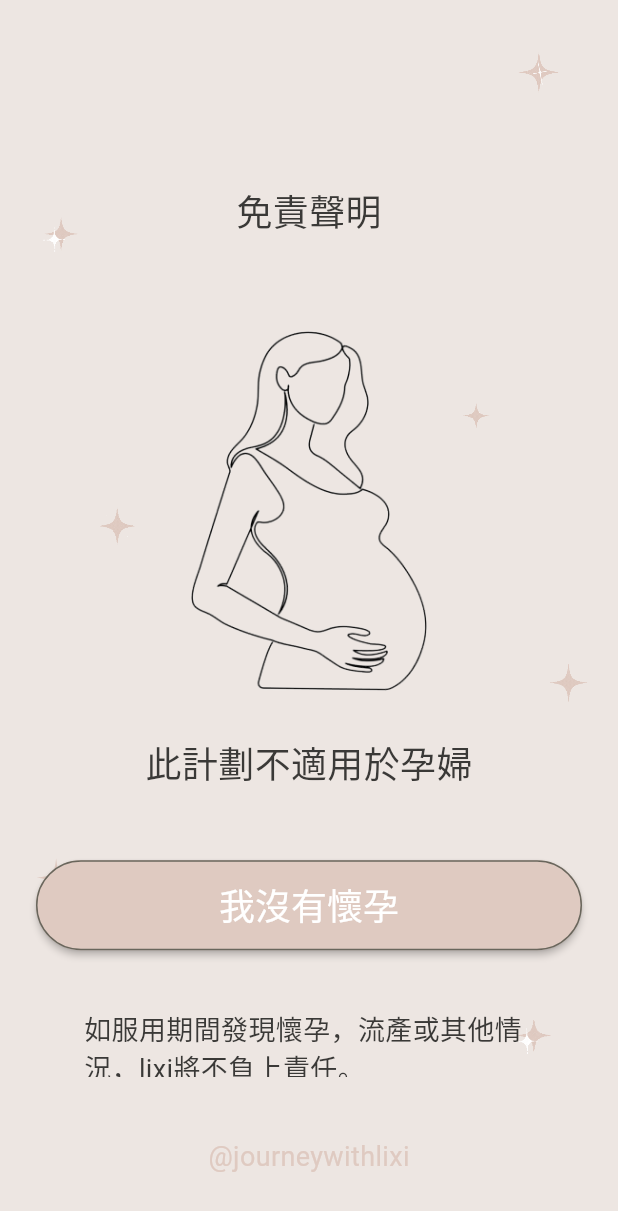
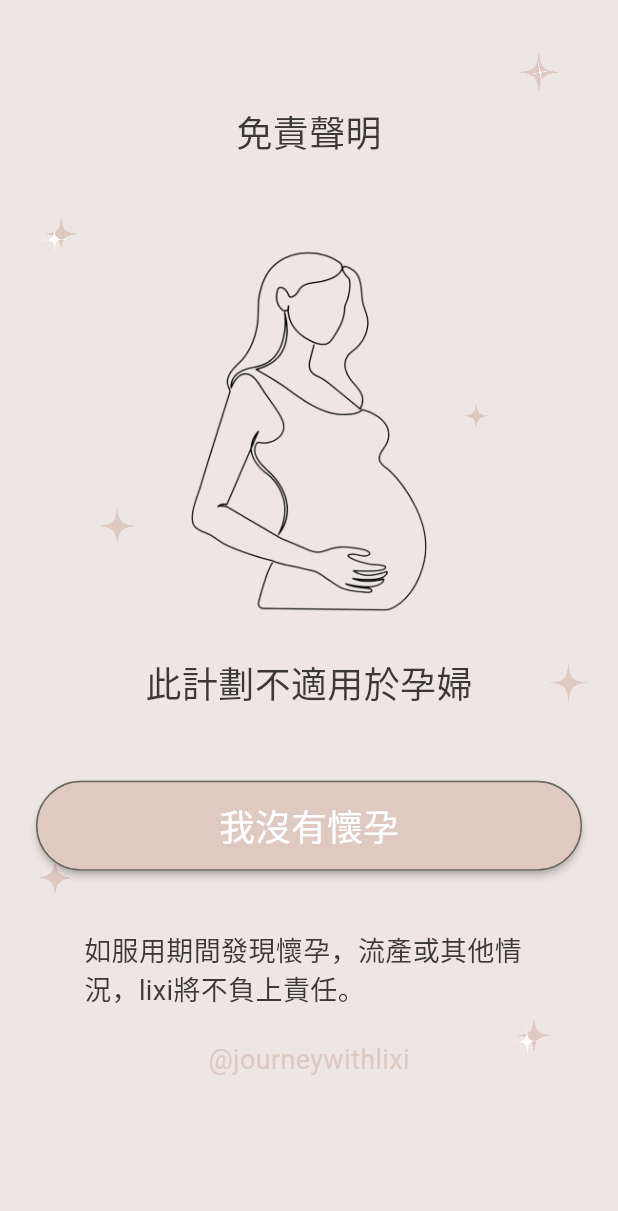
Before and after one commit to samuelchanx/lixi-app, a Flutter app: the ResultPage screen opened by its route, after a tap on "開始測試", after a tap on "點擊開始", on a phone screen of 412 x 824 dp. Shown: the top 1211 px of the screen. Run offline on Flutter 3.47's test engine with Material 3 defaults, Android fonts, the phone set to English and light mode, and no system bars; our stand-ins replace animate_do, calendar_date_picker2, csv, dartx, device_preview, flutter_hooks and 10 more; accounts and stored records are empty; Roboto replaces fonts that are missing (Ming).

Commit message:
fixes ui

```diff
--- a/lib/assets/assets.gen.dart
+++ b/lib/assets/assets.gen.dart
@@ -66,6 +66,10 @@ class $AssetsImagesGen {
   AssetGenImage get pregnancy =>
       const AssetGenImage('assets/images/pregnancy.png');
 
+  /// File path: assets/images/static-splash.png
+  AssetGenImage get staticSplash =>
+      const AssetGenImage('assets/images/static-splash.png');
+
   /// File path: assets/images/texture_1.png
   AssetGenImage get texture1 =>
       const AssetGenImage('assets/images/texture_1.png');
@@ -98,6 +102,7 @@ class $AssetsImagesGen {
         mGunSvg,
         pregnancyNew,
         pregnancy,
+        staticSplash,
         texture1,
         texture2,
         texture3,
--- a/lib/ui/features/landing/landing_page.dart
+++ b/lib/ui/features/landing/landing_page.dart
@@ -48,13 +48,12 @@ class LandingPage extends HookConsumerWidget {
     }
     return PageWrapper(
       stars: getSecondPageStars(context),
-      showFooter: true,
       child: SingleChildScrollView(
         physics: const BouncingScrollPhysics(),
         child: Column(
           crossAxisAlignment: CrossAxisAlignment.center,
           children: [
-            const SizedVertical(140),
+            const SizedVertical(80),
             const Center(
               child: Text(
                 '免責聲明',
@@ -88,6 +87,7 @@ class LandingPage extends HookConsumerWidget {
                 textAlign: TextAlign.left,
               ),
             ),
+            const PageFooter(),
             if (kDebugMode && showDebug)
               ElevatedButton(
                 onPressed: () {
--- a/lib/ui/features/result/result_page.dart
+++ b/lib/ui/features/result/result_page.dart
@@ -7,6 +7,7 @@ import 'package:lixi/assets/assets.gen.dart';
 import 'package:lixi/models/question_model_controller.dart';
 import 'package:lixi/provider/user_data_provider.dart';
 import 'package:lixi/ui/features/questionnaire/questionnaire_page.dart';
+import 'package:lixi/ui/widgets/page_wrapper.dart';
 import 'package:lixi/utils/date_formatter.dart';
 
 class ResultPage extends HookConsumerWidget {
@@ -133,7 +134,7 @@ class ResultPage extends HookConsumerWidget {
                       ),
                     ),
                     Padding(
-                      padding: const EdgeInsets.all(36.0),
+                      padding: const EdgeInsets.all(24.0),
                       child: ElevatedButton.icon(
                         onPressed: () {
                           context.go('/');
@@ -159,6 +160,7 @@ class ResultPage extends HookConsumerWidget {
                 ],
                 loading: () => [const CircularProgressIndicator()],
               ),
+              const PageFooter(),
             ],
           ),
         ),
--- a/lib/ui/widgets/page_wrapper.dart
+++ b/lib/ui/widgets/page_wrapper.dart
@@ -105,7 +105,7 @@ List<Widget> getSecondPageStars(BuildContext context) {
     Positioned(
       top: height * 591 / fullHeight,
       left: width * 23 / fullWidth,
-      child: Assets.svgs.staticSplash.svg(
+      child: Assets.images.staticSplash.image(
         height: 26.6,
       ),
     ),
```
Also changed, not shown: lib/ui/features/diagnosis/diagnosis_page.dart (+7 -7 lines), assets/images/static-splash.png (added), 1 other file.
